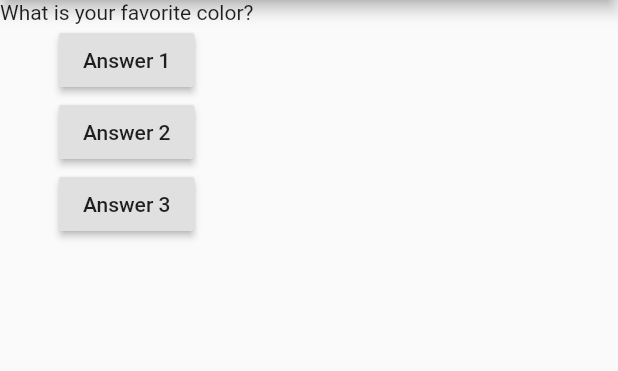
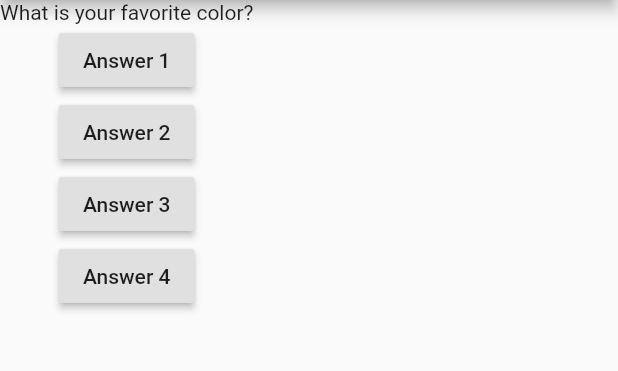
Before and after one commit to TheSandeepRaj/QUIZ-APP, a Flutter app: the screen it shows after launch, on a phone screen of 412 x 824 dp, the part 84-455 px from its top. Run offline on Flutter 3.47's test engine with Material 2 defaults, Android fonts, the phone set to English and light mode, and no system bars.

```diff
--- a/lib/main.dart
+++ b/lib/main.dart
@@ -1,4 +1,6 @@
 import 'package:flutter/material.dart';
+
+import './question.dart';
 
 void main() {
   runApp(MyApp());
@@ -34,7 +36,7 @@ class _MyAppState extends State<MyApp> {
         ),
         body: Column(
           children: [
-            Text(
+            Question(
               questions[_questionIndex],
             ),
             RaisedButton(
@@ -43,12 +45,16 @@ class _MyAppState extends State<MyApp> {
             ),
             RaisedButton(
               child: Text('Answer 2'),
-              onPressed: () => print('Answer 2 chosen!'),
+              onPressed: _answerQuestion,
             ),
             RaisedButton(
               child: Text('Answer 3'),
+              onPressed: () => print('Answer 3 chosen!'),
+            ),
+            RaisedButton(
+              child: Text('Answer 4'),
               onPressed: () {
-                print('Answer 3 chosen');
+                print('Answer 4 chosen');
               },
             ),
           ],
--- /dev/null
+++ b/lib/question.dart
@@ -0,0 +1,12 @@
+import 'package:flutter/material.dart';
+
+class Question extends StatelessWidget {
+  final String questionText;
+
+  Question(this.questionText);
+
+  @override
+  Widget build(BuildContext context) {
+    return Text(questionText);
+  }
+}
```
